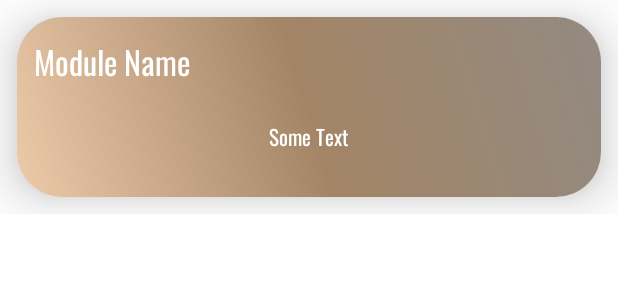
After one commit to LauPeeps/JavaceClientAppNew, an Android app: the layout module_item.xml on its own in the app's theme, with its tools: preview values and no code run, on a phone screen of 412 x 824 dp. The commit adds this screen. Shown: the top 300 px of the screen. Run offline under Robolectric (Android 15) with nearby library versions, the phone set to English and light mode, and no system bars.

Commit message:
new client

```diff
--- a/app/src/main/java/com/example/javaceclientapp/MainActivity.java
+++ b/app/src/main/java/com/example/javaceclientapp/MainActivity.java
@@ -94,7 +94,7 @@ public class MainActivity extends AppCompatActivity{
         goToQuiz.setOnClickListener(new View.OnClickListener() {
             @Override
             public void onClick(View view) {
-                redirectActivity(MainActivity.this, Category.class);
+                redirectActivity(MainActivity.this, Module.class);
             }
         });
 
--- /dev/null
+++ b/app/src/main/res/drawable/module_item_background.xml
@@ -0,0 +1,12 @@
+<?xml version = "1.0" encoding = "utf-8" ?>
+<shape
+    android:shape = "rectangle"
+    xmlns:android = "http://schemas.android.com/apk/res/android" >
+
+    <gradient
+        android:startColor = "#ECCAAA"
+        android:centerColor = "#A38566"
+        android:endColor = "#938A82"
+        android:angle = "45"
+        android:type = "linear" />
+</shape>
--- /dev/null
+++ b/app/src/main/res/layout/module_item.xml
@@ -0,0 +1,45 @@
+<?xml version="1.0" encoding="utf-8"?>
+<RelativeLayout xmlns:android="http://schemas.android.com/apk/res/android"
+    android:layout_width="match_parent"
+    android:layout_height="wrap_content"
+    xmlns:app="http://schemas.android.com/apk/res-auto">
+
+    <androidx.cardview.widget.CardView
+        android:layout_width="match_parent"
+        android:layout_height="120dp"
+        app:cardCornerRadius="30dp"
+        app:cardElevation="21dp"
+        android:layout_margin="11dp"
+        >
+
+        <LinearLayout
+            android:layout_width="match_parent"
+            android:layout_height="match_parent"
+            android:background="@drawable/module_item_background"
+            android:orientation="vertical"
+            >
+            <TextView
+                android:id="@+id/moduleName"
+                android:layout_width="wrap_content"
+                android:layout_height="wrap_content"
+                android:text="Module Name"
+                android:textSize="21dp"
+                android:padding="11dp"
+                android:textColor="@color/white"
+                />
+
+            <TextView
+                android:id="@+id/modulePreview"
+                android:layout_width="wrap_content"
+                android:layout_height="wrap_content"
+                android:text="Some Text"
+                android:maxLength="50"
+                android:textColor="@color/white"
+                android:layout_gravity="center"
+                android:padding="10dp"
+                />
+
+        </LinearLayout>
+    </androidx.cardview.widget.CardView>
+
+</RelativeLayout>
```
Also changed, not shown: app/src/main/AndroidManifest.xml (+7 -0 lines), app/src/main/java/com/example/javaceclientapp/Module.java (added, +96 -0 lines), app/src/main/java/com/example/javaceclientapp/ModuleAdapter.java (added, +85 -0 lines), app/src/main/java/com/example/javaceclientapp/ModuleModel.java (added, +58 -0 lines), app/src/main/java/com/example/javaceclientapp/ModuleViewholder.java (added, +56 -0 lines), app/src/main/res/layout/activity_module.xml (added, +26 -0 lines).
